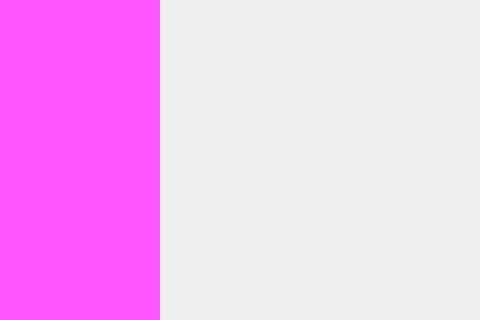
The window that QT_FaceID/AttendanceServer/cell/attendancewindow.ui (BAOfanTing/CPP_Study) describes before a commit, drawn with Qt 5; both pictures show x 320 to 800 and y 160 to 480 of the 800 by 480 pixel window.
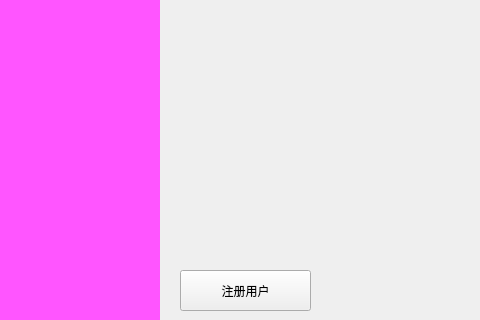
The same window after the commit.

```diff
--- a/QT_FaceID/AttendanceServer/cell/attendancewindow.ui
+++ b/QT_FaceID/AttendanceServer/cell/attendancewindow.ui
@@ -33,6 +33,19 @@
      <string/>
     </property>
    </widget>
+   <widget class="QPushButton" name="btn_register">
+    <property name="geometry">
+     <rect>
+      <x>500</x>
+      <y>430</y>
+      <width>131</width>
+      <height>41</height>
+     </rect>
+    </property>
+    <property name="text">
+     <string>注册用户</string>
+    </property>
+   </widget>
   </widget>
  </widget>
  <resources/>
```
